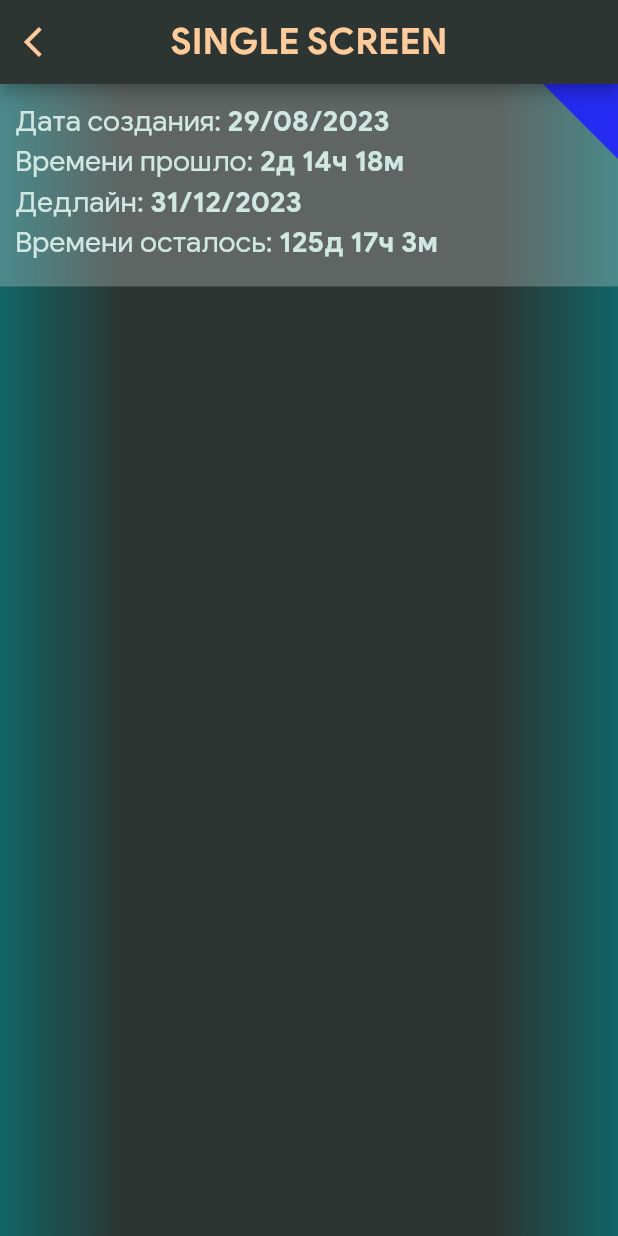
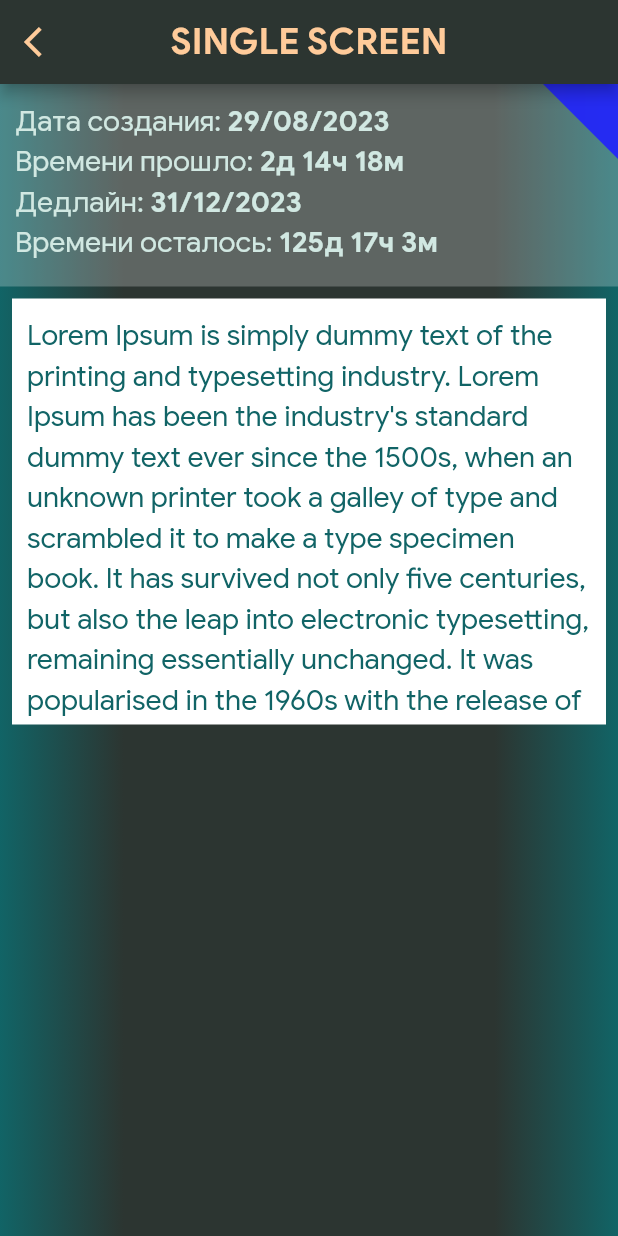
Before and after one commit to yakut54/todolist, a Flutter app: the SingleTodoScreen screen opened by its route, on a phone screen of 412 x 824 dp. Run offline on Flutter 3.47's test engine with Material 2 defaults, Android fonts, the phone set to English and light mode, and no system bars; our stand-ins replace roundcheckbox.

Commit message:
day 4 text window

```diff
--- a/lib/screens/single_todo_screen/ui/single_todo_screen.dart
+++ b/lib/screens/single_todo_screen/ui/single_todo_screen.dart
@@ -59,9 +59,35 @@ class _SingleTodoScreenState extends State<SingleTodoScreen> {
                 ],
               ),
             ),
-            Container(
-              color: const Color.fromARGB(0, 0, 0, 0),
-              height: 400,
+            SizedBox(
+              height: 300,
+              child: Align(
+                child: Container(
+                  margin: const EdgeInsets.all(8),
+                  color: Colors.white,
+                  child: const SingleChildScrollView(
+                    child: Padding(
+                      padding: EdgeInsets.all(10),
+                      child: Align(
+                        alignment: Alignment.topLeft,
+                        child: SizedBox(
+                          child: Text(
+                            '''
+Lorem Ipsum is simply dummy text of the printing and typesetting industry. Lorem Ipsum has been the industry's standard dummy text ever since the 1500s, when an unknown printer took a galley of type and scrambled it to make a type specimen book. It has survived not only five centuries, but also the leap into electronic typesetting, remaining essentially unchanged. It was popularised in the 1960s with the release of Letraset sheets containing Lorem Ipsum passages, and more recently with desktop publishing software like Aldus PageMaker including versions of Lorem Ipsum.
+Lorem Ipsum is simply dummy text of the printing and typesetting industry. Lorem Ipsum has been the industry's standard dummy text ever since the 1500s, when an unknown printer took a galley of type and scrambled it to make a type specimen book. It has survived not only five centuries, but also the leap into electronic typesetting, remaining essentially unchanged. It was popularised in the 1960s with the release of Letraset sheets containing Lorem Ipsum passages, and more recently with desktop publishing software like Aldus PageMaker including versions of Lorem Ipsum.
+Lorem Ipsum is simply dummy text of the printing and typesetting industry. Lorem Ipsum has been the industry's standard dummy text ever since the 1500s, when an unknown printer took a galley of type and scrambled it to make a type specimen book. It has survived not only five centuries, but also the leap into electronic typesetting, remaining essentially unchanged. It was popularised in the 1960s with the release of Letraset sheets containing Lorem Ipsum passages, and more recently with desktop publishing software like Aldus PageMaker including versions of Lorem Ipsum.
+                        ''',
+                            style: TextStyle(
+                              color: GeneralColors.darkTurquoise,
+                              fontSize: FontSize.mainFont,
+                            ),
+                          ),
+                        ),
+                      ),
+                    ),
+                  ),
+                ),
+              ),
             )
           ],
         ),
```
